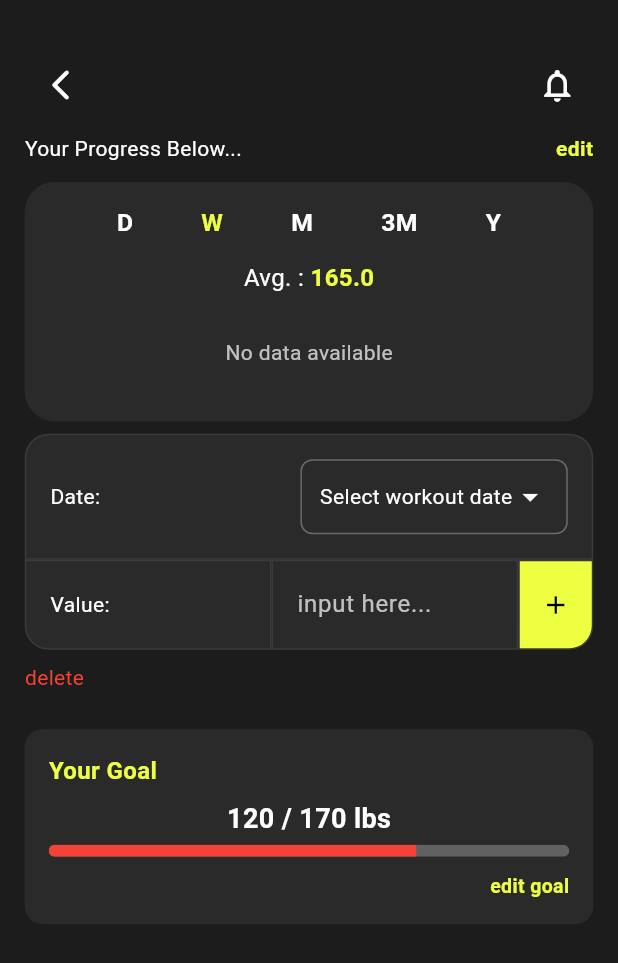
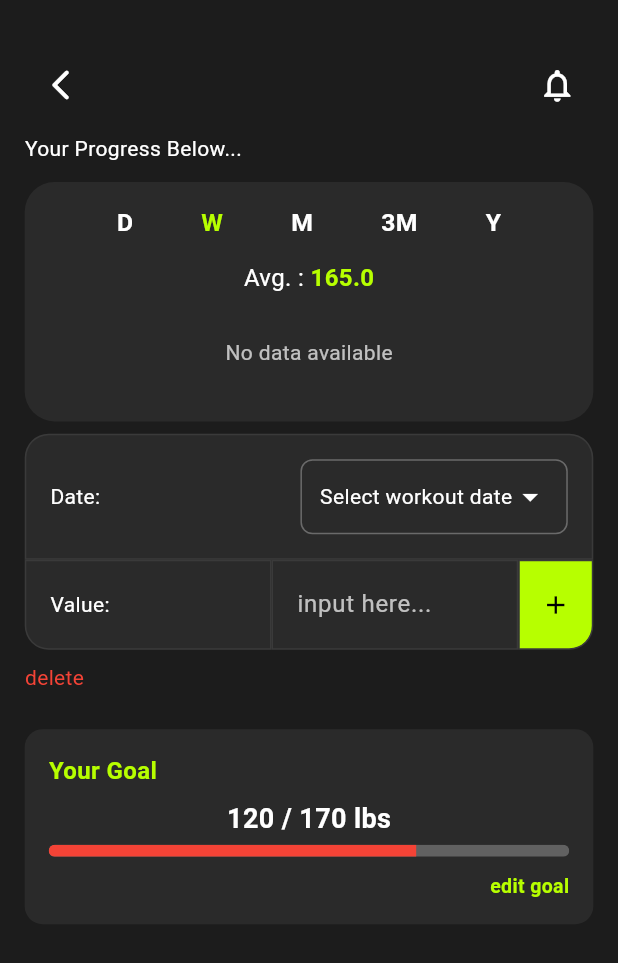
Before and after one commit to AugustanaCSC490Spring2025/Stryke, a Flutter app: the InputScreen screen opened directly with empty values, on a phone screen of 412 x 824 dp. Shown: the top 963 px of the screen. Run offline on Flutter 3.47's test engine with Material 3 defaults, Android fonts, the phone set to English and light mode, and no system bars; our stand-ins replace cloud_firestore, firebase_auth, firebase_core, fl_chart, google_fonts, google_sign_in; accounts and stored records are empty.

Commit message:
merge and small design changes

```diff
--- a/stryke_main/lib/screens/home/input_screen.dart
+++ b/stryke_main/lib/screens/home/input_screen.dart
@@ -148,13 +148,6 @@ class _InputScreenState extends State<InputScreen> {
                         "Your Progress Below...",
                         style: TextStyle(color: Colors.white, fontSize: 14),
                       ),
-                      Text(
-                        "edit",
-                        style: TextStyle(
-                          color: Colors.limeAccent,
-                          fontWeight: FontWeight.bold,
-                        ),
-                      ),
                     ],
                   ),
 
@@ -178,7 +171,7 @@ class _InputScreenState extends State<InputScreen> {
                               e,
                               style: TextStyle(
                                 color: isSelected
-                                    ? Colors.limeAccent
+                                    ? Color(0xFFB7FF00)
                                     : Colors.white,
                                 fontWeight: FontWeight.bold,
                                 fontSize: screenWidth * 0.04,
@@ -200,7 +193,7 @@ class _InputScreenState extends State<InputScreen> {
                             const Text(
                               "165.0",
                               style: TextStyle(
-                                  color: Colors.limeAccent,
+                                  color: Color(0xFFB7FF00),
                                   fontSize: 16,
                                   fontWeight: FontWeight.bold),
                             ),
@@ -335,7 +328,7 @@ class _InputScreenState extends State<InputScreen> {
                             height: 60,
                             width: 50,
                             decoration: BoxDecoration(
-                              color: Colors.limeAccent,
+                              color:  Color(0xFFB7FF00),
                               border: Border.all(color: Color(0xFF3A3A3A)),
                               borderRadius: const BorderRadius.only(
                                   bottomRight: Radius.circular(16)),
--- a/stryke_main/lib/widgets/goal_card.dart
+++ b/stryke_main/lib/widgets/goal_card.dart
@@ -81,7 +81,7 @@ class GoalProgressWidget extends StatelessWidget {
               Text(
                 "Your Goal",
                 style: TextStyle(
-                  color: Colors.limeAccent,
+                  color:  Color(0xFFB7FF00),
                   fontSize: 16.0,
                   fontWeight: FontWeight.w600,
                 ),
@@ -121,7 +121,7 @@ class GoalProgressWidget extends StatelessWidget {
               child: const Text(
                 "edit goal",
                 style: TextStyle(
-                  color: Colors.limeAccent,
+                  color:  Color(0xFFB7FF00),
                   fontSize: 13,
                   fontWeight: FontWeight.bold,
                 ),
```
Also changed, not shown: stryke_main/lib/components/main_navigation.dart (+0 -10 lines).
